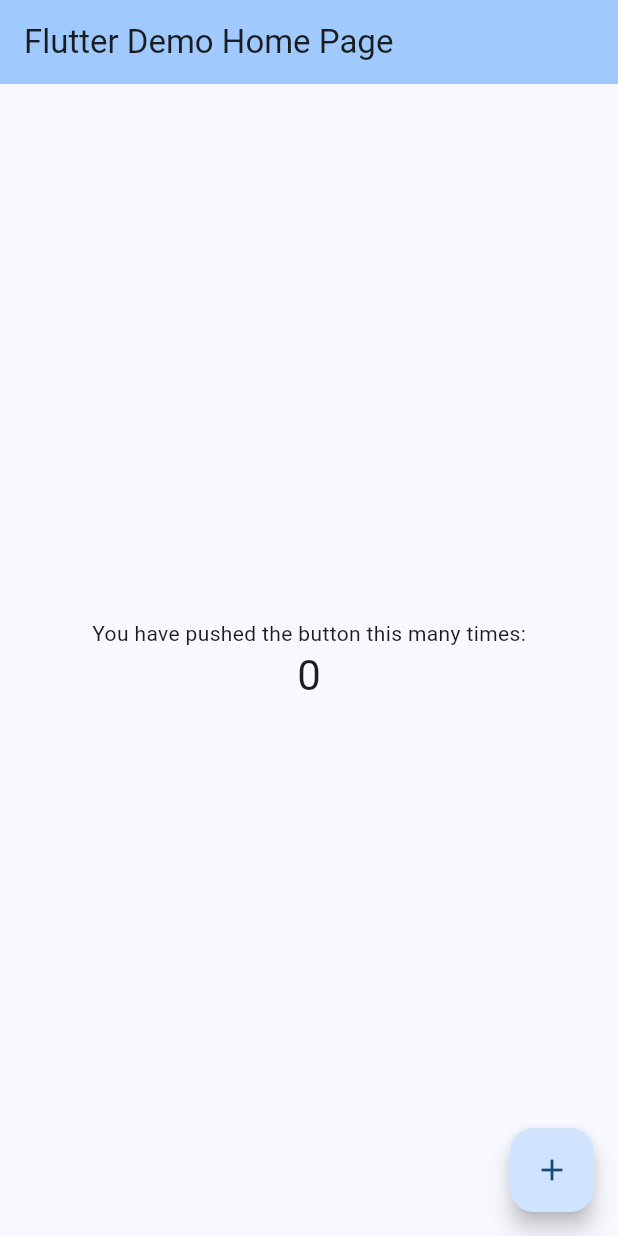
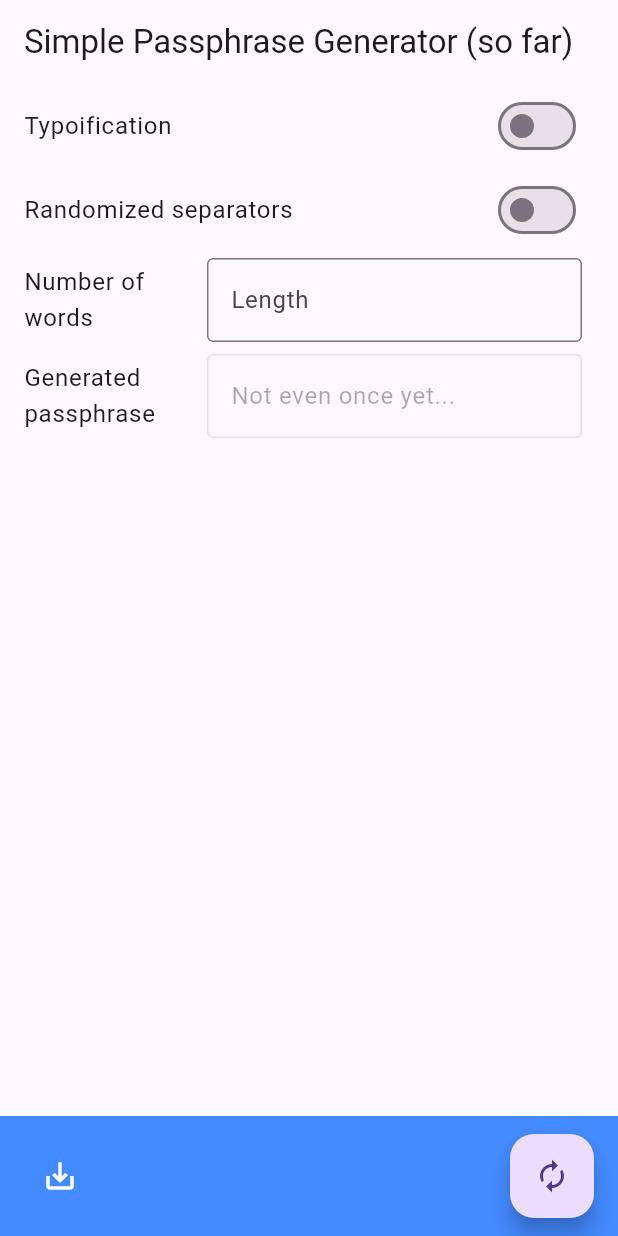
Before and after one commit to stereomato/spm_gui, a Flutter app: the screen it shows after launch, on a phone screen of 412 x 824 dp. Run offline on Flutter 3.47's test engine with Material 2 defaults, Android fonts, the phone set to English and light mode, and no system bars; missing offline and left inert: spm_dart.

Commit message:
small steps, show a disabled text input box with the passphrase. also: - update flake locks. - update dependencies - add dictionary file - add license

```diff
--- /dev/null
+++ b/dictionary.txt
@@ -0,0 +1,16 @@
+alphabet
+astronaut
+bee
+bill
+car
+crane
+dense
+department
+effigy
+exert
+friend
+full
+gatorade
+grey
+Sky
+Veins
--- a/lib/main.dart
+++ b/lib/main.dart
@@ -1,43 +1,14 @@
+import 'dart:math';
+
 import 'package:flutter/material.dart';
+import 'package:spm_dart/spm_dart.dart';
 
 void main() {
-  runApp(const MyApp());
+  runApp(const SPMgui());
 }
 
-class MyApp extends StatelessWidget {
-  const MyApp({super.key});
-
-  // This widget is the root of your application.
-  @override
-  Widget build(BuildContext context) {
-    return MaterialApp(
-      title: 'Flutter Demo',
-      theme: ThemeData(
-        // This is the theme of your application.
-        //
-        // TRY THIS: Try running your application with "flutter run". You'll see
-        // the application has a blue toolbar. Then, without quitting the app,
-        // try changing the seedColor in the colorScheme below to Colors.green
-        // and then invoke "hot reload" (save your changes or press the "hot
-        // reload" button in a Flutter-supported IDE, or press "r" if you used
-        // the command line to start the app).
-        //
-        // Notice that the counter didn't reset back to zero; the application
-        // state is not lost during the reload. To reset the state, use hot
-        // restart instead.
-        //
-        // This works for code too, not just values: Most code changes can be
-        // tested with just a hot reload.
-        colorScheme: ColorScheme.fromSeed(seedColor: Colors.blue),
-        useMaterial3: true,
-      ),
-      home: const MyHomePage(title: 'Flutter Demo Home Page'),
-    );
-  }
-}
-
-class MyHomePage extends StatefulWidget {
-  const MyHomePage({super.key, required this.title});
+class SPMgui extends StatefulWidget {
+  const SPMgui({super.key});
 
   // This widget is the home page of your application. It is stateful, meaning
   // that it has a State object (defined below) that contains fields that affect
@@ -47,79 +18,131 @@ class MyHomePage extends StatefulWidget {
   // case the title) provided by the parent (in this case the App widget) and
   // used by the build method of the State. Fields in a Widget subclass are
   // always marked "final".
-
-  final String title;
-
   @override
-  State<MyHomePage> createState() => _MyHomePageState();
+  State<SPMgui> createState() => _SPMguiState();
 }
 
-class _MyHomePageState extends State<MyHomePage> {
-  int _counter = 0;
+class _SPMguiState extends State<SPMgui> {
+  // UI Code
 
-  void _incrementCounter() {
+  // Code for the passphrase generation
+  int _length = 1;
+  bool _typoify = false;
+  bool _randomizeSeparators = false;
+
+  void _onTypoifyChanged(bool value) {
     setState(() {
-      // This call to setState tells the Flutter framework that something has
-      // changed in this State, which causes it to rerun the build method below
-      // so that the display can reflect the updated values. If we changed
-      // _counter without calling setState(), then the build method would not be
-      // called again, and so nothing would appear to happen.
-      _counter++;
+      _typoify = value;
     });
+  }
+
+  void _onRandomizeSeparatorsChanged(bool value) {
+    setState(() {
+      _randomizeSeparators = value;
+    });
+  }
+
+  void _updateLength(int value) {
+    setState(() {
+      _length = value;
+    });
+  }
+
+  String _passphrase = "Not even once yet...";
+  var random = Random();
+  void _generatePassphrase() async {
+    // TODO: add a button to copy this to the clipboard
+    _passphrase = await constructPassphrase(
+        _length, _randomizeSeparators, _typoify, "dictionary.txt");
+    setState(() {});
   }
 
   @override
   Widget build(BuildContext context) {
-    // This method is rerun every time setState is called, for instance as done
-    // by the _incrementCounter method above.
-    //
-    // The Flutter framework has been optimized to make rerunning build methods
-    // fast, so that you can just rebuild anything that needs updating rather
-    // than having to individually change instances of widgets.
-    return Scaffold(
-      appBar: AppBar(
-        // TRY THIS: Try changing the color here to a specific color (to
-        // Colors.amber, perhaps?) and trigger a hot reload to see the AppBar
-        // change color while the other colors stay the same.
-        backgroundColor: Theme.of(context).colorScheme.inversePrimary,
-        // Here we take the value from the MyHomePage object that was created by
-        // the App.build method, and use it to set our appbar title.
-        title: Text(widget.title),
+    return MaterialApp(
+      theme: ThemeData(
+        useMaterial3: true,
       ),
-      body: Center(
-        // Center is a layout widget. It takes a single child and positions it
-        // in the middle of the parent.
-        child: Column(
-          // Column is also a layout widget. It takes a list of children and
-          // arranges them vertically. By default, it sizes itself to fit its
-          // children horizontally, and tries to be as tall as its parent.
-          //
-          // Column has various properties to control how it sizes itself and
-          // how it positions its children. Here we use mainAxisAlignment to
-          // center the children vertically; the main axis here is the vertical
-          // axis because Columns are vertical (the cross axis would be
-          // horizontal).
-          //
-          // TRY THIS: Invoke "debug painting" (choose the "Toggle Debug Paint"
-          // action in the IDE, or press "p" in the console), to see the
-          // wireframe for each widget.
-          mainAxisAlignment: MainAxisAlignment.center,
+      home: Scaffold(
+          appBar: AppBar(
+            automaticallyImplyLeading: false,
+            title: const Text("Simple Passphrase Generator (so far)"),
+          ),
+          //TODO: check widget list for the body
+          body: ListView(
+            padding: const EdgeInsets.only(bottom: 88),
+            children: <Widget>[
+              SwitchListTile(
+                  title: const Text(
+                    'Typoification',
+                  ),
+                  value: _typoify,
+                  onChanged: _onTypoifyChanged),
+              SwitchListTile(
+                  title: const Text(
+                    'Randomized separators',
+                  ),
+                  value: _randomizeSeparators,
+                  onChanged: _onRandomizeSeparatorsChanged),
+              ListTile(
+                title: const Text('Number of words'),
+                trailing: SizedBox(
+                  width: 250,
+                  child: TextField(
+                    decoration: const InputDecoration(
+                      border: OutlineInputBorder(),
+                      labelText: 'Length',
+                    ),
+                    onSubmitted: (value) => _updateLength(int.parse(value)),
+                  ),
+                ),
+              ),
+              ListTile(
+                title: const Text('Generated passphrase'),
+                trailing: SizedBox(
+                  width: 250,
+                  child: TextField(
+                    enabled: false,
+                    decoration: InputDecoration(
+                      border: const OutlineInputBorder(),
+                      labelText: _passphrase,
+                    ),
+                  ),
+                ),
+              ),
+            ],
+          ),
+          floatingActionButton: FloatingActionButton(
+            onPressed: _generatePassphrase,
+            tooltip: 'Generate a passphrase with the defined settings above',
+            child: const Icon(Icons.autorenew),
+          ),
+          floatingActionButtonLocation:
+              FloatingActionButtonLocation.endContained,
+          bottomNavigationBar: const SPMguiBottomAppBar()),
+    );
+  }
+}
+
+class SPMguiBottomAppBar extends StatelessWidget {
+  const SPMguiBottomAppBar({super.key});
+
+  @override
+  Widget build(BuildContext context) {
+    return BottomAppBar(
+      color: Colors.blueAccent,
+      child: IconTheme(
+        data: IconThemeData(color: Theme.of(context).colorScheme.onPrimary),
+        child: Row(
           children: <Widget>[
-            const Text(
-              'You have pushed the button this many times:',
-            ),
-            Text(
-              '$_counter',
-              style: Theme.of(context).textTheme.headlineMedium,
-            ),
+            IconButton(
+              onPressed: () {},
+              icon: const Icon(Icons.save_alt),
+              tooltip: 'Save generated passphrase',
+            )
           ],
         ),
       ),
-      floatingActionButton: FloatingActionButton(
-        onPressed: _incrementCounter,
-        tooltip: 'Increment',
-        child: const Icon(Icons.add),
-      ), // This trailing comma makes auto-formatting nicer for build methods.
     );
   }
 }
```
Also changed, not shown: pubspec.yaml (+5 -3 lines), pubspec.lock, 11 other files.
